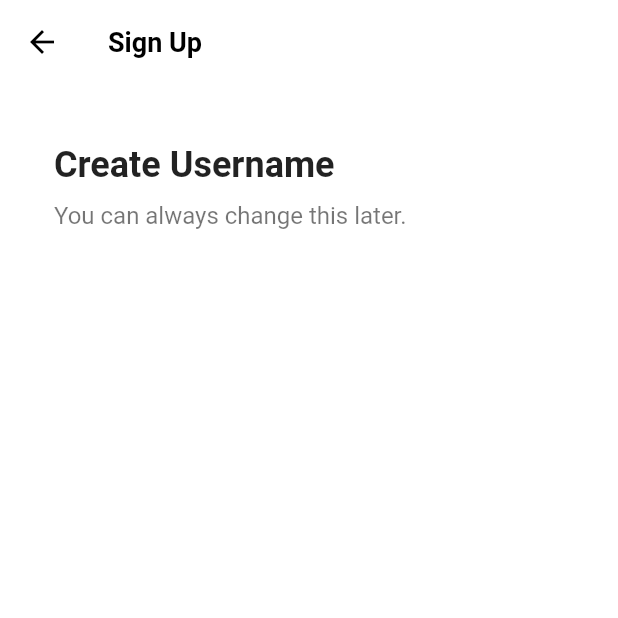
After one commit to gonnabea/tt-clone, a Flutter app: the SignUpScreen screen opened directly, after a tap on "Use email & password", on a phone screen of 412 x 824 dp, the top half of it. The commit adds this screen. Run offline on Flutter 3.47's test engine with Material 2 defaults, Android fonts, the phone set to English and light mode, and no system bars; our stand-ins replace font_awesome_flutter.

Commit message:
#4.3 Sign Up Form

```diff
--- /dev/null
+++ b/lib/features/authentication/email_screen.dart
@@ -0,0 +1,35 @@
+import 'package:flutter/material.dart';
+import 'package:tiktok_clone/constants/gaps.dart';
+import 'package:tiktok_clone/constants/sizes.dart';
+
+class EmailScreen extends StatelessWidget {
+  const EmailScreen({super.key});
+
+  @override
+  Widget build(BuildContext context) {
+    return Scaffold(
+        appBar: AppBar(
+          title: const Text(
+            "Sign Up",
+          ),
+        ),
+        body: Padding(
+          padding: const EdgeInsets.symmetric(horizontal: Sizes.size36),
+          child: Column(
+            crossAxisAlignment: CrossAxisAlignment.start,
+            children: const [
+              Gaps.v40,
+              Text("Create Username",
+                  style: TextStyle(
+                      fontSize: Sizes.size24, fontWeight: FontWeight.w700)),
+              Gaps.v10,
+              Text("You can always change this later.",
+                  style: TextStyle(
+                    fontSize: Sizes.size16,
+                    color: Colors.black54,
+                  ))
+            ],
+          ),
+        ));
+  }
+}
--- a/lib/features/authentication/login_screen.dart
+++ b/lib/features/authentication/login_screen.dart
@@ -8,7 +8,7 @@ import 'package:tiktok_clone/features/authentication/widgets/auth_button.dart';
 class LoginScreen extends StatelessWidget {
   const LoginScreen({super.key});
 
-  void onSignUpTap(BuildContext context) {
+  void _onSignUpTap(BuildContext context) {
     Navigator.of(context)
         .push(MaterialPageRoute(builder: (context) => const SignUpScreen()));
   }
@@ -42,7 +42,7 @@ class LoginScreen extends StatelessWidget {
         ),
       ),
       bottomNavigationBar: BottomAppBar(
-          color: Colors.grey.shade100,
+          color: Colors.grey.shade50,
           elevation: 2,
           child: Padding(
             padding: const EdgeInsets.symmetric(vertical: Sizes.size40),
@@ -50,7 +50,7 @@ class LoginScreen extends StatelessWidget {
               const Text("Don't have an account?"),
               Gaps.h5,
               GestureDetector(
-                onTap: () => onSignUpTap(context),
+                onTap: () => _onSignUpTap(context),
                 child: Text('Sign Up',
                     style: TextStyle(
                         fontWeight: FontWeight.w600,
--- a/lib/features/authentication/sign_up_screen.dart
+++ b/lib/features/authentication/sign_up_screen.dart
@@ -2,45 +2,59 @@ import 'package:flutter/material.dart';
 import 'package:font_awesome_flutter/font_awesome_flutter.dart';
 import 'package:tiktok_clone/constants/gaps.dart';
 import 'package:tiktok_clone/constants/sizes.dart';
+import 'package:tiktok_clone/features/authentication/email_screen.dart';
+import 'package:tiktok_clone/features/authentication/login_screen.dart';
 import 'package:tiktok_clone/features/authentication/widgets/auth_button.dart';
 
 class SignUpScreen extends StatelessWidget {
   const SignUpScreen({super.key});
 
-  void onLoginTap(BuildContext context) {
-    Navigator.of(context).pop();
+  void _onLoginTap(BuildContext context) {
+    Navigator.of(context).push(
+      MaterialPageRoute(builder: (context) => const LoginScreen()),
+    );
+  }
+
+  void _onEmailTap(BuildContext context) {
+    Navigator.of(context).push(
+      MaterialPageRoute(builder: (context) => const EmailScreen()),
+    );
   }
 
   @override
   Widget build(BuildContext context) {
     return Scaffold(
+      // backgroundColor: Colors.white,
       body: SafeArea(
         child: Padding(
           padding: const EdgeInsets.symmetric(horizontal: Sizes.size40),
-          child: Column(children: const [
+          child: Column(children: [
             Gaps.v80,
-            Text("Sign up for TikTok",
+            const Text("Sign up for TikTok",
                 style: TextStyle(
                     fontSize: Sizes.size28, fontWeight: FontWeight.w700)),
             Gaps.v20,
-            Text(
+            const Text(
               "Create a profile, follow other accounts, make your own videos, and more.",
               style: TextStyle(fontSize: Sizes.size16, color: Colors.black45),
               textAlign: TextAlign.center,
             ),
             Gaps.v40,
-            AuthButton(
-                icon: FaIcon(FontAwesomeIcons.user),
-                text: "Use email & password"),
+            GestureDetector(
+                onTap: () => _onEmailTap(context),
+                child: const AuthButton(
+                  icon: FaIcon(FontAwesomeIcons.user),
+                  text: "Use email & password",
+                )),
             Gaps.v16,
-            AuthButton(
+            const AuthButton(
                 icon: FaIcon(FontAwesomeIcons.apple),
                 text: "Continue with Apple")
           ]),
         ),
       ),
       bottomNavigationBar: BottomAppBar(
-          color: Colors.grey.shade100,
+          color: Colors.grey.shade50,
           elevation: 2,
           child: Padding(
             padding: const EdgeInsets.symmetric(vertical: Sizes.size40),
@@ -48,7 +62,7 @@ class SignUpScreen extends StatelessWidget {
               const Text('Already have an account?'),
               Gaps.h5,
               GestureDetector(
-                onTap: () => onLoginTap(context),
+                onTap: () => _onLoginTap(context),
                 child: Text('Log In',
                     style: TextStyle(
                         fontWeight: FontWeight.w600,
```
Also changed, not shown: lib/main.dart (+11 -0 lines), lib/features/authentication/username_screen.dart (added).
